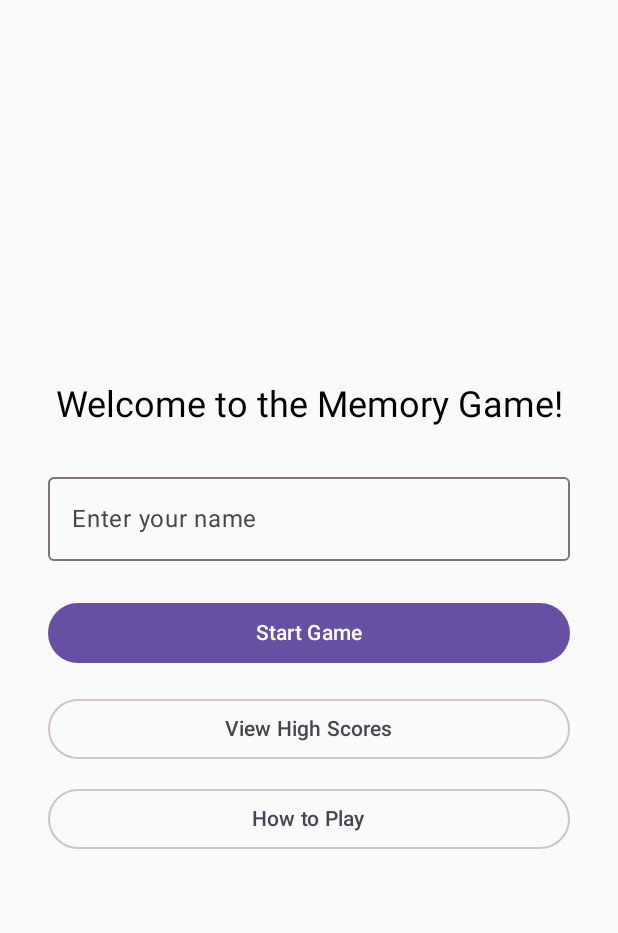
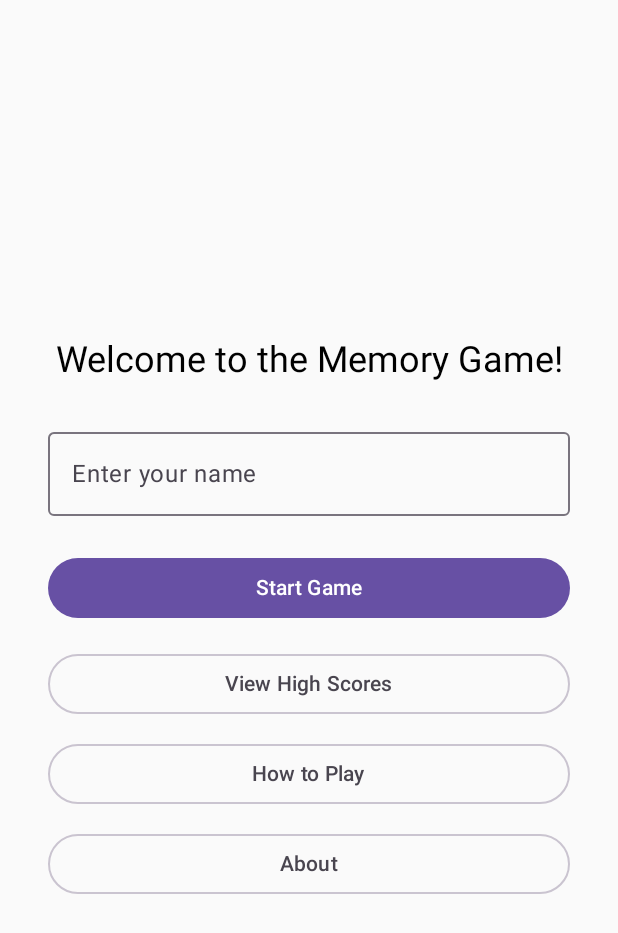
Before and after one commit to Mr-BiG1/MEMORY-GAMEv03, an Android app built with Jetpack Compose: the screen it shows after launch (MainActivity), on a phone screen of 412 x 824 dp. Shown: the top 933 px of the screen. Run offline under Robolectric (Android 15) with nearby library versions, the phone set to English and light mode, and no system bars.

Commit message:
added about code

```diff
--- a/app/src/main/java/com/example/memorygameappv03/MainActivity.kt
+++ b/app/src/main/java/com/example/memorygameappv03/MainActivity.kt
@@ -4,7 +4,6 @@ import android.os.Bundle
 import androidx.activity.ComponentActivity
 import androidx.activity.compose.setContent
 import androidx.compose.material3.*
-import androidx.compose.runtime.*
 import androidx.navigation.NavType
 import androidx.navigation.compose.*
 import androidx.navigation.navArgument
@@ -33,6 +32,11 @@ class MainActivity : ComponentActivity() {
                 composable("high_scores") {
                     HighScoresScreen(navController)
                 }
+
+                // ✅ Add this block for About screen
+                composable("about") {
+                    AboutScreen(navController)
+                }
             }
         }
     }
--- a/app/src/main/java/com/example/memorygameappv03/screens/WelcomeScreen.kt
+++ b/app/src/main/java/com/example/memorygameappv03/screens/WelcomeScreen.kt
@@ -8,6 +8,7 @@ import androidx.compose.ui.text.input.TextFieldValue
 import androidx.compose.ui.text.style.TextAlign
 import androidx.compose.ui.unit.dp
 import androidx.navigation.NavController
+import java.nio.file.WatchEvent
 
 @Composable
 fun WelcomeScreen(navController: NavController) {
@@ -36,7 +37,7 @@ fun WelcomeScreen(navController: NavController) {
         )
 
         Spacer(modifier = Modifier.height(24.dp))
-
+// nav
         Button(
             onClick = {
                 if (playerName.text.isNotBlank()) {
@@ -65,5 +66,14 @@ fun WelcomeScreen(navController: NavController) {
         ) {
             Text("How to Play")
         }
+
+        Spacer(modifier = Modifier.height(12.dp))
+
+        OutlinedButton(
+            onClick = {navController.navigate("about")},
+            modifier = Modifier.fillMaxWidth()
+        ) {
+            Text("About")
+        }
     }
 }
```
Also changed, not shown: app/src/main/java/com/example/memorygameappv03/screens/AboutScreen.kt (added, +62 -0 lines).
